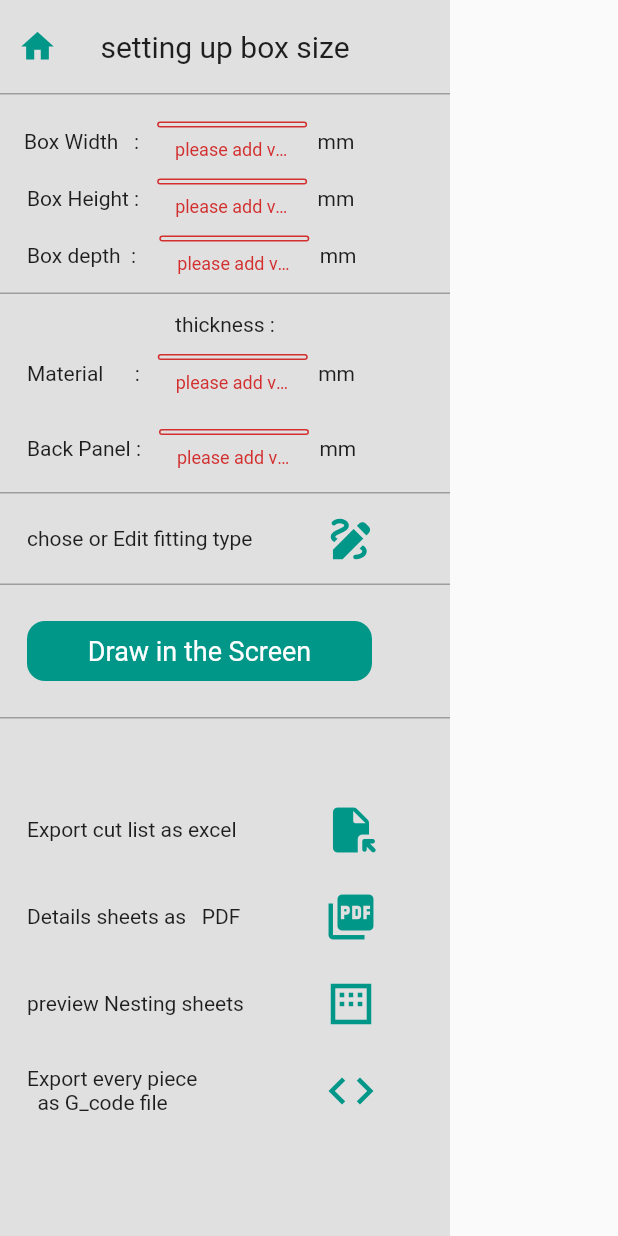
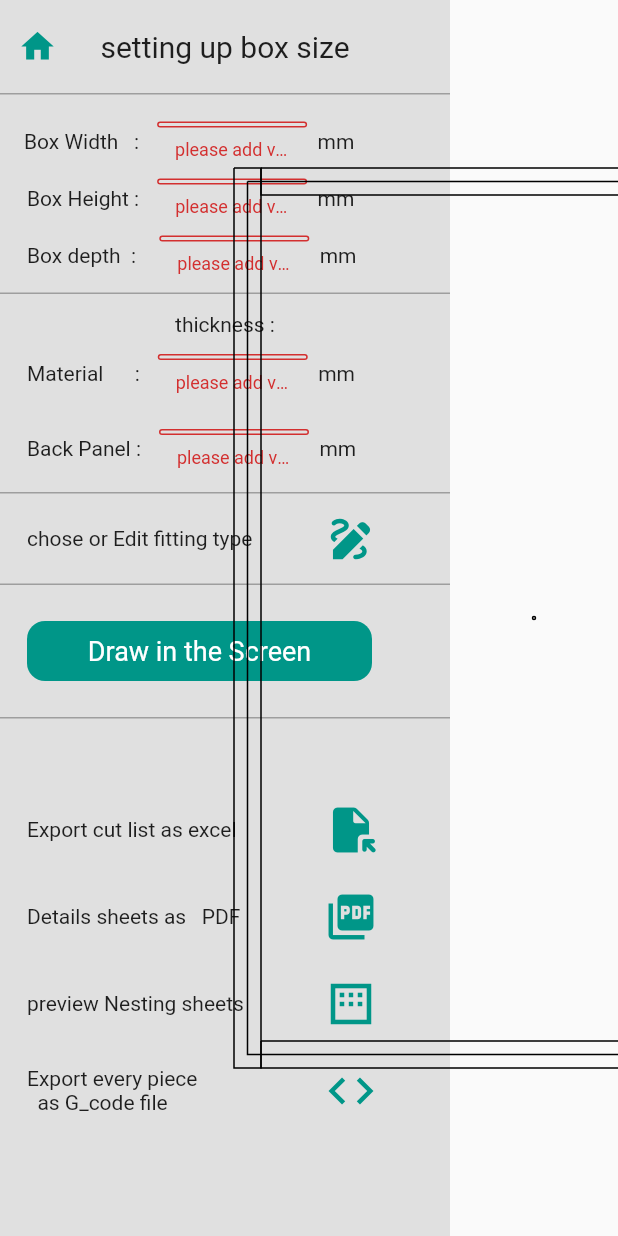
Before and after one commit to Abdsteporw/auto_cam, a Flutter app: the Cabinet_Editor screen opened directly, after a tap on "Draw in the Screen", on a phone screen of 412 x 824 dp. Run offline on Flutter 3.47's test engine with Material 2 defaults, Android fonts, the light colour scheme and no system bars; our stand-ins replace get.

Commit message:
finish models

```diff
--- a/lib/Controller/Draw_Controllers/Draw_Controller.dart
+++ b/lib/Controller/Draw_Controllers/Draw_Controller.dart
@@ -8,7 +8,7 @@ class Draw_Controller extends GetxController {
 
 
   /// scale value that can changes from box editor screen and it will rebuild the box (recall box_Painter with new parameter)
-  double drawing_scale=1;
+  RxDouble drawing_scale=(1.0).obs;
 
   /// screen size , its changed from the box edit screen ,and this value here observable from build widget of Box Painter
   Rx<Size> screen_size =Size(800, 600).obs;
@@ -16,10 +16,11 @@ class Draw_Controller extends GetxController {
 
   /// main draw method that call Box_Painter witch is the custom painter for box view screen
   /// this method shod get box model as parameter and pass that box_model to box_painter to draw it
-  Box_Painter draw_Box() {
+  Box_Painter draw_Box(double w) {
 
-    Box_Painter boxPainter = Box_Painter(drawing_scale,screen_size.value);
+    Box_Painter boxPainter = Box_Painter(drawing_scale.value,Size(w,screen_size.value.height));
 
     return boxPainter;
   }
+
 }
--- a/lib/Controller/Painters/Box_Painter.dart
+++ b/lib/Controller/Painters/Box_Painter.dart
@@ -6,25 +6,36 @@ import 'package:flutter/material.dart';
 import 'package:get/get.dart';
 
 class Box_Painter extends CustomPainter {
+  Box_Repository box_repository = Get.find();
 
-
-  Box_Repository box_repository=Get.find();
   late Box_model box_model;
-
   late double drawing_scale;
   late Size screen_Size;
 
-  Box_Painter(double scale,Size screen_size){
-    box_model =box_repository.box_model;
-    this.drawing_scale=scale;
-    this.screen_Size=screen_size;
+  Box_Painter(double scale, Size screen_size) {
+    box_model = box_repository.box_model;
+    this.drawing_scale = scale;
+    this.screen_Size = screen_size;
+
+    box_model.box_origin.x_coordinate =
+        screen_size.width / 2 - box_model.box_width * drawing_scale / 2;
+    box_model.box_origin.y_coordinate =
+        screen_size.height / 2 - box_model.box_height * drawing_scale / 2;
   }
 
   @override
   void paint(Canvas canvas, Size size) {
-
     draw_box(canvas);
 
+    /// test
+    canvas.drawCircle(
+        Offset(screen_Size.width / 2, screen_Size.height / 2),
+        drawing_scale,
+        Paint()
+          ..strokeWidth = 1
+          ..style = PaintingStyle.stroke);
+
+    ///
   }
 
   @override
@@ -32,38 +43,28 @@ class Box_Painter extends CustomPainter {
     return true;
   }
 
-  draw_box(Canvas canvas){
+  draw_box(Canvas canvas) {
+    Paint paint = Paint()
+      ..strokeWidth = 1
+      ..style = PaintingStyle.stroke
+      ..color = Colors.black;
 
-    Paint paint = Paint()
-      ..strokeWidth=1
-      ..style=PaintingStyle.stroke
-    ..color=Colors.black;
+    for (int i = 0; i < box_model.box_pieces.length; i++) {
+      Piece_model piece_model = box_model.box_pieces[i];
 
+      Point_model p1 = piece_model.cordinate_3d.xy_0_plane[0];
+      Point_model p2 = piece_model.cordinate_3d.xy_0_plane[1];
+      Point_model p3 = piece_model.cordinate_3d.xy_0_plane[2];
+      Point_model p4 = piece_model.cordinate_3d.xy_0_plane[3];
 
-    for(int i=0;i<box_model.box_pieces.length;i++){
-
-      Piece_model piece_model=box_model.box_pieces[i];
-      print('name : ${piece_model.piece_name}');
-      piece_model.cordinate_3d.xy_0_plane.forEach((point) {
-        print('x:${point.x_coordinate} , y::${point.y_coordinate},z:${point.z_coordinate}');
-      });
-      print('#############');
-
-      Point_model p1=piece_model.cordinate_3d.xy_0_plane[0];
-      Point_model p2=piece_model.cordinate_3d.xy_0_plane[1];
-      Point_model p3=piece_model.cordinate_3d.xy_0_plane[2];
-      Point_model p4=piece_model.cordinate_3d.xy_0_plane[3];
-
-      Path path=Path();
-      path.moveTo(p1.x_coordinate, p1.y_coordinate);
-      path.lineTo(p2.x_coordinate, p2.y_coordinate);
-      path.lineTo(p3.x_coordinate, p3.y_coordinate);
-      path.lineTo(p4.x_coordinate, p4.y_coordinate);
-      path.lineTo(p1.x_coordinate, p1.y_coordinate);
+      Path path = Path();
+      path.moveTo(p1.x_coordinate * drawing_scale+box_model.box_origin.x_coordinate, p1.y_coordinate * drawing_scale+box_model.box_origin.y_coordinate);
+      path.lineTo(p2.x_coordinate * drawing_scale+box_model.box_origin.x_coordinate, p2.y_coordinate * drawing_scale+box_model.box_origin.y_coordinate);
+      path.lineTo(p3.x_coordinate * drawing_scale+box_model.box_origin.x_coordinate, p3.y_coordinate * drawing_scale+box_model.box_origin.y_coordinate);
+      path.lineTo(p4.x_coordinate * drawing_scale+box_model.box_origin.x_coordinate, p4.y_coordinate * drawing_scale+box_model.box_origin.y_coordinate);
+      path.lineTo(p1.x_coordinate * drawing_scale+box_model.box_origin.x_coordinate, p1.y_coordinate * drawing_scale+box_model.box_origin.y_coordinate);
 
       canvas.drawPath(path, paint);
-
     }
   }
-
 }
--- a/lib/Model/Main_Models/Box_model.dart
+++ b/lib/Model/Main_Models/Box_model.dart
@@ -16,7 +16,7 @@ class Box_model {
   Box_model(this.box_width, this.box_height, this.box_depth,
       this.material_thickness, this.backpanel_thickness) {
     box_id = 1;
-    box_origin = Point_model(200, 200, 0);
+    box_origin = Point_model(0,0, 0);
 
     ////////////////////////////////////////////////////////////////////////////
 
--- a/lib/View/Cabinet_Editor.dart
+++ b/lib/View/Cabinet_Editor.dart
@@ -19,7 +19,7 @@ class Cabinet_Editor extends StatelessWidget {
 
           // main Box Painter
           Container(width: screen_size.width-300,
-          child:Drawing_Screen(),
+          child:Drawing_Screen(screen_size.width-300),
           ),
 
         ],
--- a/lib/View/Screens_parts/Drawing_Screen.dart
+++ b/lib/View/Screens_parts/Drawing_Screen.dart
@@ -3,31 +3,31 @@ import 'package:flutter/material.dart';
 import 'package:get/get.dart';
 
 class Drawing_Screen extends StatelessWidget {
+  Draw_Controller draw_controller = Get.find();
+late double w;
+  Drawing_Screen(this.w);
 
-  Draw_Controller draw_controller =Get.find();
+
 
   @override
   Widget build(BuildContext context) {
-
-    draw_controller.screen_size.value=MediaQuery.of(context).size;
+    draw_controller.screen_size.value = MediaQuery.of(context).size;
 
     return Container(
       child: GestureDetector(
 
-        onPanUpdate: (d){
+        onScaleUpdate: (d) {
+          draw_controller.drawing_scale.value=d.scale;
         },
-        onLongPress: (){},
+
+
+    onLongPress: () {},
         child: Obx(
-              () => CustomPaint(
-            painter: draw_controller.draw_Box(),
-
-                child: Padding(
-                  padding: const EdgeInsets.all(100.0),
-                  child: Container(),
-                ),
+          () => CustomPaint(
+            painter: draw_controller.draw_Box(w),
+            child: Container(width: w,),
           ),
         ),
-
       ),
     );
   }
```
